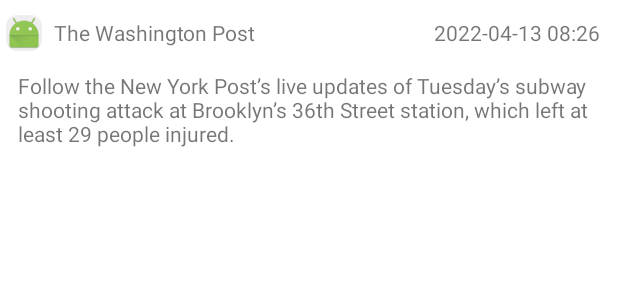
After one commit to chernybro/AwesomeNews, an Android app: the layout item_article_preview.xml on its own in the app's theme, with its tools: preview values and no code run, on a phone screen of 412 x 824 dp. The commit adds this screen. Shown: the top 300 px of the screen. Run offline under Robolectric (Android 15) with nearby library versions, the phone set to English and light mode, and no system bars.

Commit message:
Сделал скелет приложения

```diff
--- /dev/null
+++ b/app/src/main/java/com/chernybro/awesomenews/presentation/MainViewModel.kt
@@ -0,0 +1,4 @@
+package com.chernybro.awesomenews.presentation
+
+class MainViewModel {
+}
--- /dev/null
+++ b/app/src/main/res/drawable/shape_round_corner.xml
@@ -0,0 +1,13 @@
+<?xml version="1.0" encoding="UTF-8"?>
+<shape xmlns:android="http://schemas.android.com/apk/res/android">
+    <solid
+        android:color="#EEEEEE"/>
+
+    <stroke
+        android:width="3dp"
+        android:color="#EEEEEE" />
+
+    <corners
+        android:radius="6dp"/>
+
+</shape>
--- /dev/null
+++ b/app/src/main/res/layout/item_article_preview.xml
@@ -0,0 +1,55 @@
+<?xml version="1.0" encoding="utf-8"?>
+<androidx.constraintlayout.widget.ConstraintLayout xmlns:tools="http://schemas.android.com/tools"
+    xmlns:android="http://schemas.android.com/apk/res/android"
+    android:layout_width="match_parent"
+    xmlns:app="http://schemas.android.com/apk/res-auto"
+    android:orientation="horizontal"
+    android:layout_height="wrap_content"
+    android:padding="4dp">
+
+    <ImageView
+        android:id="@+id/article_preview_image"
+        app:layout_constraintTop_toTopOf="parent"
+        app:layout_constraintStart_toStartOf="parent"
+        app:layout_constraintBottom_toTopOf="@id/article_preview_description"
+        android:layout_width="24dp"
+        android:layout_height="24dp"
+        android:background="@drawable/shape_round_corner"
+        tools:src="@android:mipmap/sym_def_app_icon"
+        android:contentDescription="null">
+    </ImageView>
+    <TextView
+        android:padding="8dp"
+        android:layout_width="wrap_content"
+        android:layout_height="wrap_content"
+        android:id="@+id/article_preview_source"
+        android:text="The Washington Post"
+        app:layout_constraintStart_toEndOf="@id/article_preview_image"
+        app:layout_constraintTop_toTopOf="parent">
+    </TextView>
+
+    <TextView
+        android:layout_width="wrap_content"
+        android:layout_height="wrap_content"
+        android:padding="8dp"
+        android:id="@+id/article_preview_date"
+        app:layout_constraintEnd_toEndOf="parent"
+        app:layout_constraintTop_toTopOf="parent"
+        android:text="2022-04-13 08:26">
+    </TextView>
+
+    <TextView
+        android:padding="8dp"
+        android:layout_width="wrap_content"
+        android:layout_height="match_parent"
+        android:id="@+id/article_preview_description"
+        app:layout_constraintTop_toBottomOf="@id/article_preview_source"
+        app:layout_constraintStart_toStartOf="parent"
+        app:layout_constraintEnd_toEndOf="parent"
+        android:text="Follow the New York Post’s live updates of Tuesday’s subway shooting attack at Brooklyn’s 36th Street station, which left at least 29 people injured."
+        >
+
+    </TextView>
+
+
+</androidx.constraintlayout.widget.ConstraintLayout>
```
Also changed, not shown: app/build.gradle (+19 -0 lines), app/src/main/java/com/chernybro/awesomenews/data/remote/NewsApi.kt (added, +13 -0 lines), app/src/main/java/com/chernybro/awesomenews/data/remote/dto/ArticleDTO.kt (added, +14 -0 lines), app/src/main/java/com/chernybro/awesomenews/data/remote/dto/NewsDTO.kt (added, +23 -0 lines), app/src/main/java/com/chernybro/awesomenews/data/remote/dto/SourceDTO.kt (added, +8 -0 lines), app/src/main/java/com/chernybro/awesomenews/di/AppModule.kt (added, +42 -0 lines), app/src/main/java/com/chernybro/awesomenews/domain/models/ArticlePreview.kt (added, +8 -0 lines), app/src/main/java/com/chernybro/awesomenews/utils/Constants.kt (added, +8 -0 lines), app/src/main/java/com/chernybro/awesomenews/utils/DateHelper.kt (added, +19 -0 lines), app/src/main/res/layout/activity_main.xml (+2 -12 lines), app/src/main/res/layout/fragment_list_news.xml (added, +7 -0 lines), build.gradle (+8 -0 lines).
